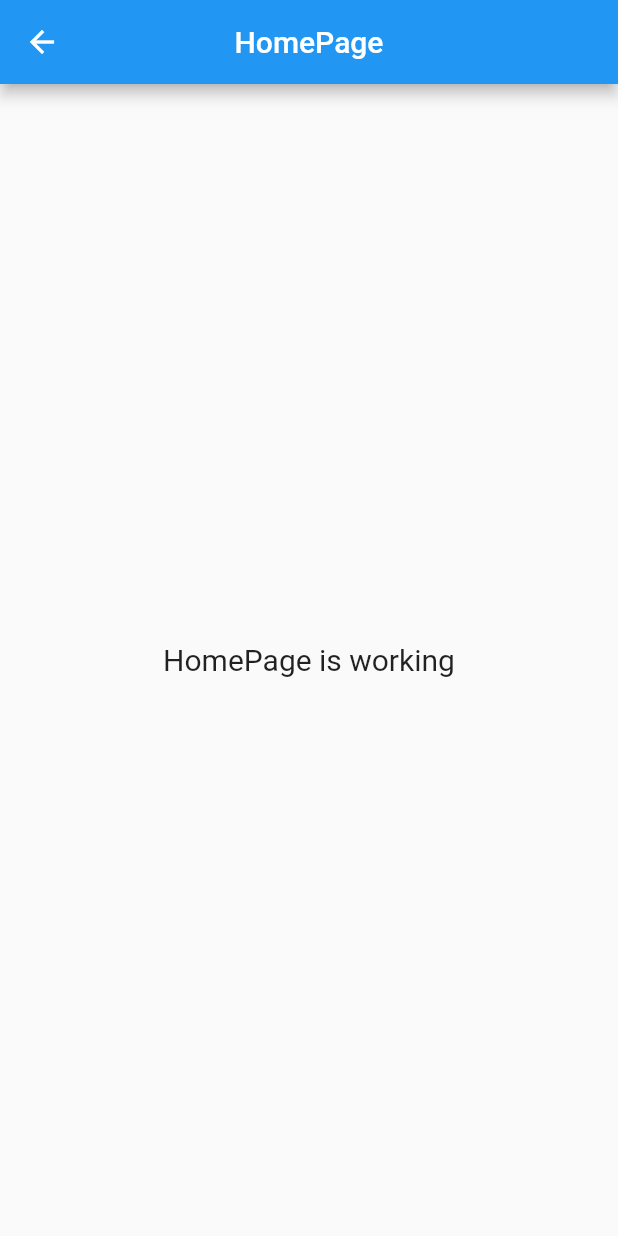
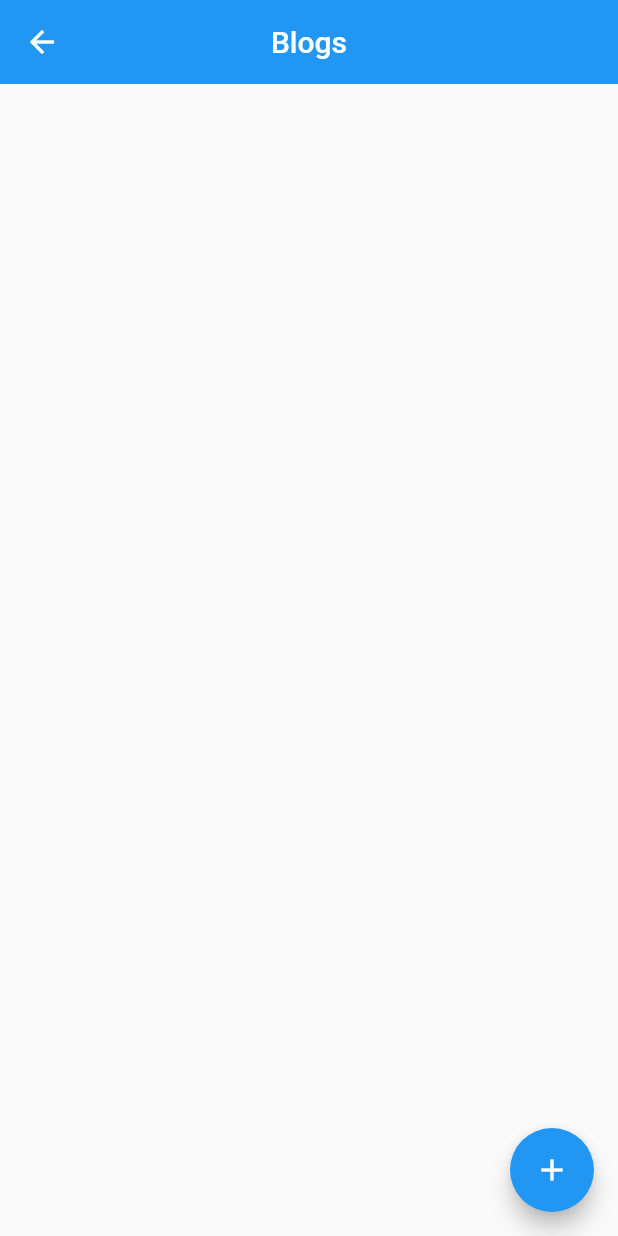
Before and after one commit to aaryan-1997/assignment, a Flutter app: the HomePage screen opened by its route, on a phone screen of 412 x 824 dp. Run offline on Flutter 3.47's test engine with Material 2 defaults, Android fonts, the phone set to English and light mode, and no system bars; our stand-ins replace cloud_firestore, firebase_core, get, google_fonts; accounts and stored records are empty.

Commit message:
create blog

```diff
--- /dev/null
+++ b/lib/app/data/dtos/blog_dtos.dart
@@ -0,0 +1,23 @@
+class BlogModel {
+  String? id;
+  String? title;
+  String? description;
+  String? createdAt;
+  BlogModel({this.id, this.title, this.description, this.createdAt});
+
+  BlogModel.fromJson(Map<String, dynamic> json) {
+    id = json['id'];
+    title = json['title'];
+    description = json['description'];
+    createdAt = json['created_at'];
+  }
+
+  Map<String, dynamic> toJson() {
+    final Map<String, dynamic> data = <String, dynamic>{};
+    data['id'] = id;
+    data['title'] = title;
+    data['description'] = description;
+    data['created_at'] = createdAt;
+    return data;
+  }
+}
--- a/lib/app/modules/auth/auth_controller.dart
+++ b/lib/app/modules/auth/auth_controller.dart
@@ -1,7 +1,6 @@
 import 'package:get/get.dart';
 
 class AuthController extends GetxController {
-  //TODO: Implement AuthController.
 
   @override
   void onInit() {
--- a/lib/app/modules/auth/auth_page.dart
+++ b/lib/app/modules/auth/login_page.dart
@@ -10,12 +10,12 @@ class LoginPage extends GetView<AuthController> {
   Widget build(BuildContext context) {
     return Scaffold(
       appBar: AppBar(
-        title: const Text('AuthPage'),
+        title: const Text('Login Page'),
         centerTitle: true,
       ),
       body: const Center(
         child: Text(
-          'AuthPage is working',
+          'Login Page is working',
           style: TextStyle(fontSize: 20),
         ),
       ),
--- a/lib/app/modules/home/home_page.dart
+++ b/lib/app/modules/home/home_page.dart
@@ -1,6 +1,7 @@
 import 'package:flutter/material.dart';
 import 'package:get/get.dart';
 
+import '../../routes/home_routes.dart';
 import 'home_controller.dart';
 
 class HomePage extends GetView<HomeController> {
@@ -10,14 +11,45 @@ class HomePage extends GetView<HomeController> {
   Widget build(BuildContext context) {
     return Scaffold(
       appBar: AppBar(
-        title: const Text('HomePage'),
+        title: const Text('Blogs'),
         centerTitle: true,
+        elevation: 0,
       ),
-      body: const Center(
-        child: Text(
-          'HomePage is working',
-          style: TextStyle(fontSize: 20),
-        ),
+      body: Obx(() {
+        return RefreshIndicator(
+          onRefresh: () async {
+            await controller.getBlogData();
+          },
+          child: Column(
+            children: <Widget>[
+              Expanded(
+                child: ListView.builder(
+                    itemCount: controller.blogList.length,
+                    itemBuilder: (context, index) {
+                      return ListTile(
+                        title: Text(
+                          '${controller.blogList[index].title}',
+                          style: const TextStyle(fontSize: 16),
+                        ),
+                        subtitle: Text(
+                          '${controller.blogList[index].description}',
+                          style: const TextStyle(fontSize: 14),
+                          maxLines: 2,
+                        ),
+                        trailing: IconButton(
+                            onPressed: () {}, icon: const Icon(Icons.edit)),
+                      );
+                    }),
+              ),
+            ],
+          ),
+        );
+      }),
+      floatingActionButton: FloatingActionButton(
+        onPressed: () {
+          Get.toNamed(HomeRoutes.createBlog);
+        },
+        child: const Icon(Icons.add),
       ),
     );
   }
--- a/lib/app/routes/app_pages.dart
+++ b/lib/app/routes/app_pages.dart
@@ -4,7 +4,8 @@ import 'auth_routes.dart';
 class AppPages {
   AppPages._();
 
-  static const INITIAL = '/home';
+  // ignore: constant_identifier_names
+  static const INITIAL = '/splash';
 
   static final routes = [
     ...HomeRoutes.routes,
--- a/lib/app/routes/auth_routes.dart
+++ b/lib/app/routes/auth_routes.dart
@@ -1,17 +1,24 @@
+import 'package:assignment/app/modules/auth/signup_page.dart';
 import 'package:get/get.dart';
 
 import '../modules/auth/auth_binding.dart';
-import '../modules/auth/auth_page.dart';
+import '../modules/auth/login_page.dart';
 
 class AuthRoutes {
   AuthRoutes._();
 
-  static const auth = '/auth';
+  static const login = '/login';
+  static const signup = '/signup';
 
   static final routes = [
     GetPage(
-      name: auth,
+      name: login,
       page: () => const LoginPage(),
+      binding: AuthBinding(),
+    ),
+    GetPage(
+      name: signup,
+      page: () => const SignupPage(),
       binding: AuthBinding(),
     ),
   ];
--- a/lib/app/routes/home_routes.dart
+++ b/lib/app/routes/home_routes.dart
@@ -1,18 +1,31 @@
+import 'package:assignment/app/modules/home/create_blog_page.dart';
 import 'package:get/get.dart';
 
 import '../modules/home/home_binding.dart';
 import '../modules/home/home_page.dart';
+import '../modules/splash_page.dart';
 
 class HomeRoutes {
   HomeRoutes._();
 
+  static const splash = '/splash';
   static const home = '/home';
+  static const createBlog = '/createBlog';
 
   static final routes = [
+    GetPage(
+      name: splash,
+      page: () => const SplashPage(),
+    ),
     GetPage(
       name: home,
       page: () => const HomePage(),
       binding: HomeBinding(),
     ),
+    GetPage(
+      name: createBlog,
+      page: () => const CreateBlogPage(),
+      binding: HomeBinding(),
+    ),
   ];
 }
--- a/lib/main.dart
+++ b/lib/main.dart
@@ -1,10 +1,13 @@
+import 'package:firebase_core/firebase_core.dart';
 import 'package:flutter/material.dart';
 import 'package:get/get.dart';
 
 import 'app/core/bindings/application_bindings.dart';
 import 'app/routes/app_pages.dart';
 
-void main() {
+void main() async{
+  WidgetsFlutterBinding.ensureInitialized();
+  await Firebase.initializeApp();
   runApp(const MyApp());
 }
 
```
Also changed, not shown: lib/app/core/widgets/theme.dart (added, +28 -0 lines), lib/app/modules/auth/signup_page.dart (added, +24 -0 lines), lib/app/modules/home/create_blog_page.dart (added, +150 -0 lines), lib/app/modules/home/home_controller.dart (+43 -8 lines), lib/app/modules/splash_page.dart (added, +29 -0 lines), pubspec.yaml (+8 -41 lines), 6 other files.
